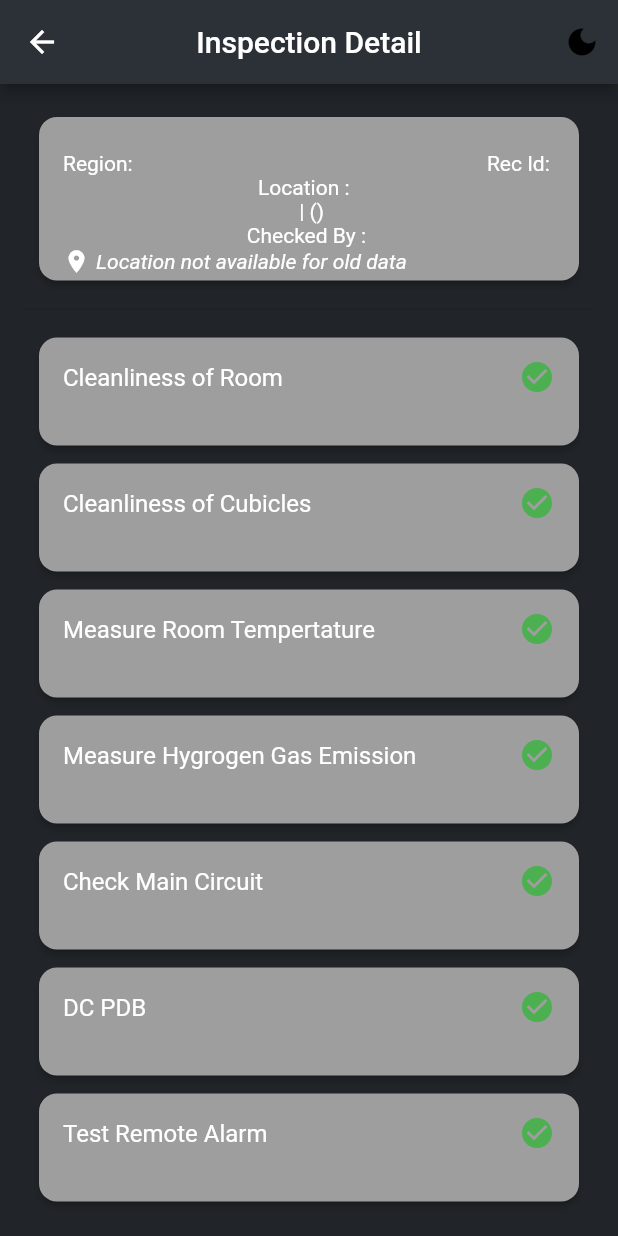
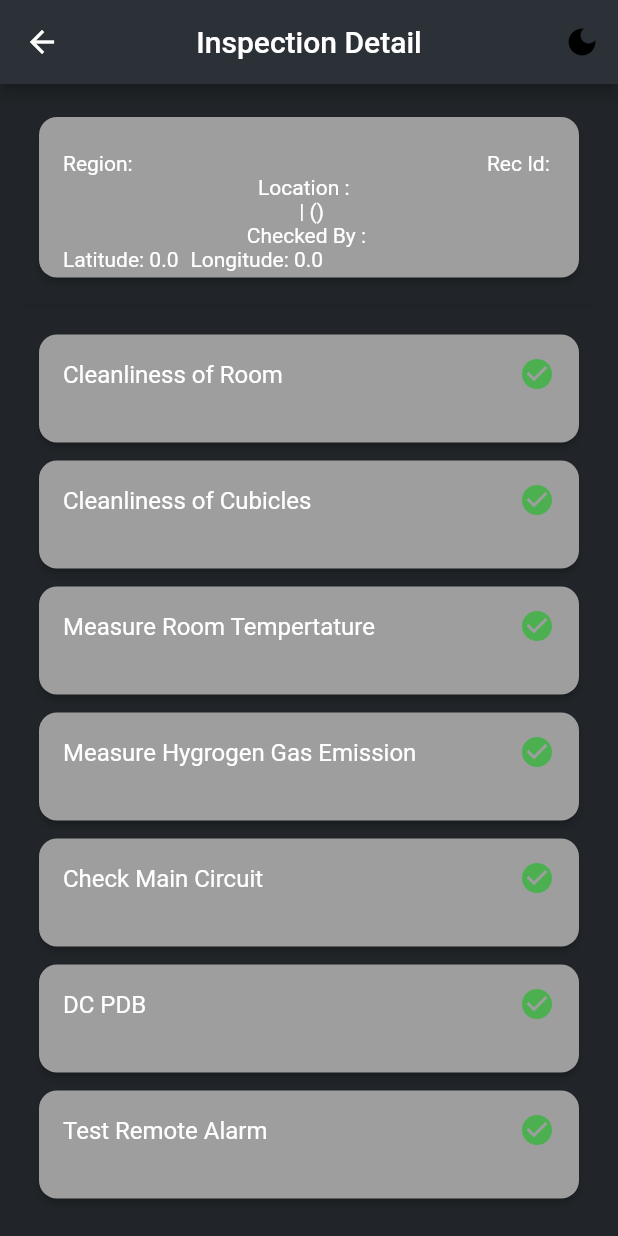
Before and after one commit to JMNaveeth/SLT_First_Project, a Flutter app: the RecInspectionDetailPage screen opened directly with empty values, on a phone screen of 412 x 824 dp. Run offline on Flutter 3.47's test engine with Material 3 defaults, Android fonts, the phone set to English and light mode, and no system bars; our stand-ins replace another_flushbar, flutter_form_builder, form_builder_validators, geolocator, shared_preferences; accounts and stored records are empty.

Commit message:
Refactor: Update GPS display logic in RecInspectionDetailPage for better readability

```diff
--- a/lib/Rectifier/RectifierInspectionView/rec_inspection_details_page.dart
+++ b/lib/Rectifier/RectifierInspectionView/rec_inspection_details_page.dart
@@ -88,30 +88,21 @@ class RecInspectionDetailPage extends StatelessWidget {
                       style: TextStyle(color: customColors.subTextColor),
                     ),
                      // --- ADD THIS BLOCK FOR GPS ---
+   // ...existing code...
 Row(
   children: [
-    Icon(Icons.location_on, color: customColors.subTextColor, size: 18),
-    SizedBox(width: 4),
-    (rectifierDetails?.Latitude != null && rectifierDetails?.Longitude != null && rectifierDetails!.Latitude != 0.0 && rectifierDetails!.Longitude != 0.0)
-        ? Row(
-            children: [
     Text(
-                "Latitude: ${rectifierDetails!.Latitude}",
+      "Latitude: ${rectifierDetails?.Latitude ?? "Not Available"}",
       style: TextStyle(color: customColors.subTextColor),
     ),
     SizedBox(width: 8),
     Text(
-                "Longitude: ${rectifierDetails!.Longitude}",
+      "Longitude: ${rectifierDetails?.Longitude ?? "Not Available"}",
       style: TextStyle(color: customColors.subTextColor),
     ),
   ],
-          )
-        : Text(
-            "Location not available for old data",
-            style: TextStyle(color: customColors.subTextColor, fontStyle: FontStyle.italic),
 ),
-  ],
-),
+// ...existing code...
     // --- END GPS BLOCK ---
                   ],
                 ),
```
Lines whose indentation alone changed are shown as unchanged.
